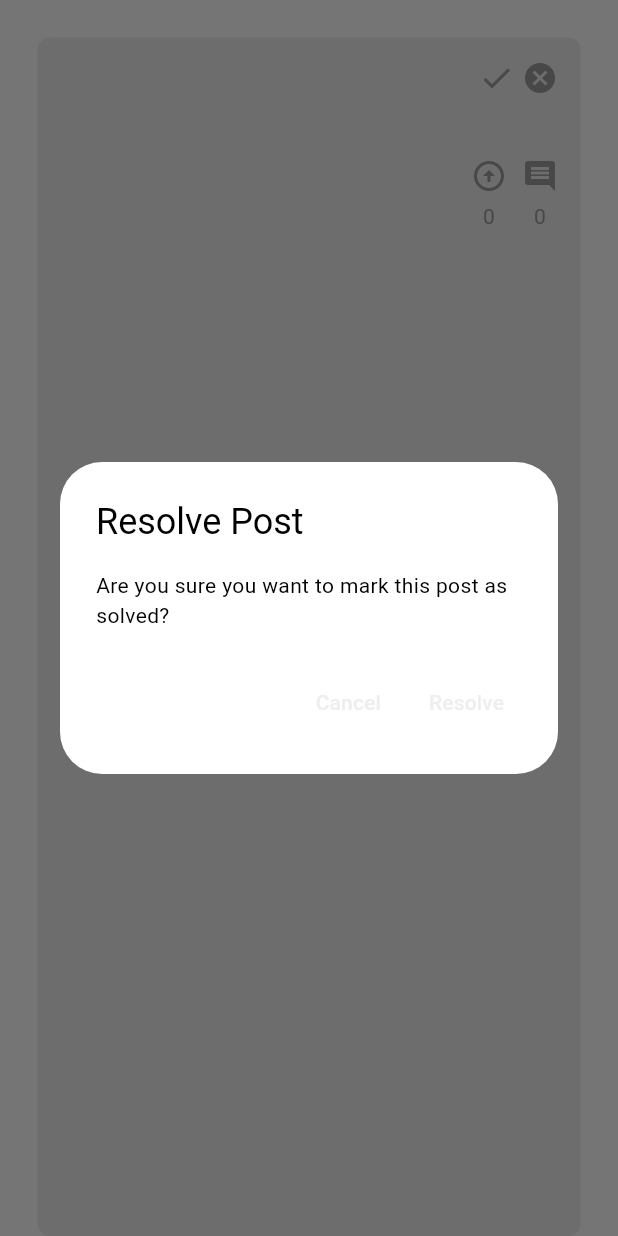
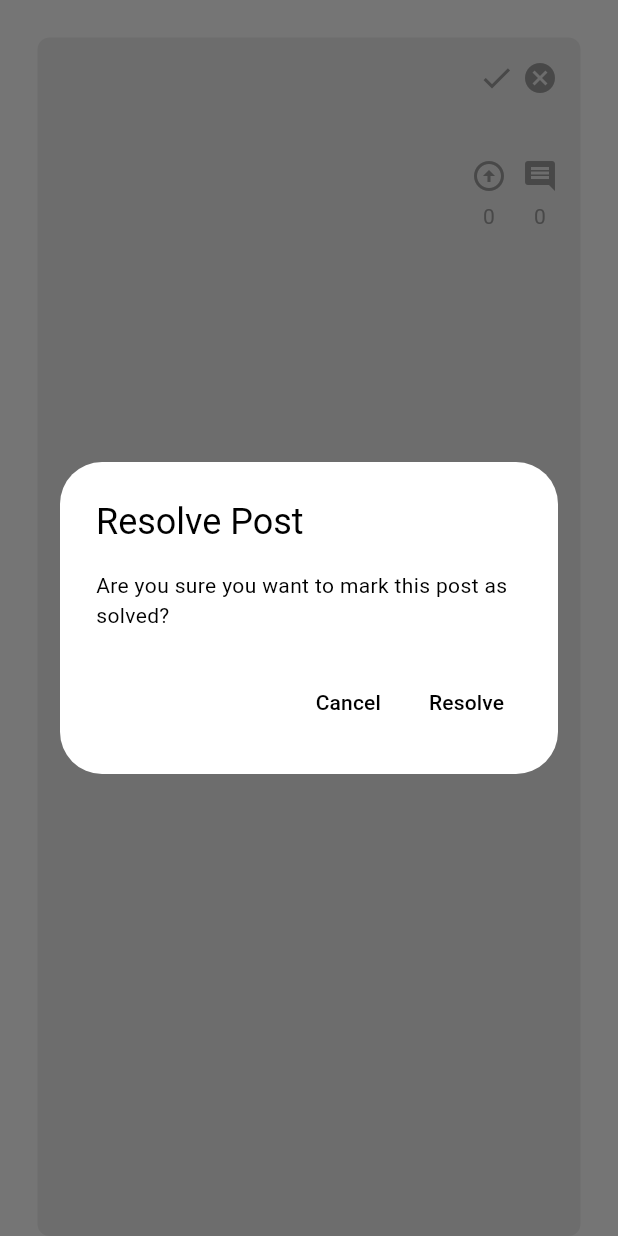
Before and after one commit to Gaurishh/flutter_nitd-codes-app, a Flutter app: the WallPost widget shown alone on an empty page, opened directly with empty values, after a tap on the "check" icon, on a phone screen of 412 x 824 dp. Run offline on Flutter 3.47's test engine with Material 3 defaults, Android fonts, the phone set to English and light mode, and no system bars; our stand-ins replace cloud_firestore, firebase_auth, firebase_core, google_sign_in; accounts and stored records are empty.

Commit message:
small change

```diff
--- a/lib/components/wall_post.dart
+++ b/lib/components/wall_post.dart
@@ -133,7 +133,9 @@ class _WallPostState extends State<WallPost> {
         actions: [
           TextButton(
               onPressed: () => Navigator.pop(context),
-              child: const Text("Cancel")),
+              child: Text("Cancel",
+                  style: TextStyle(
+                      color: Theme.of(context).colorScheme.tertiary))),
           TextButton(
               onPressed: () async {
                 // Update the 'resolved' field to true in Firestore
@@ -167,7 +169,13 @@ class _WallPostState extends State<WallPost> {
                   Navigator.pop(context);
                 });
               },
-              child: (widget.resolved ? Text("Re-open") :  Text("Resolve"))),
+              child: (widget.resolved
+                  ? Text("Re-open",
+                      style: TextStyle(
+                          color: Theme.of(context).colorScheme.tertiary))
+                  : Text("Resolve",
+                      style: TextStyle(
+                          color: Theme.of(context).colorScheme.tertiary)))),
         ],
       ),
     );
@@ -181,8 +189,11 @@ class _WallPostState extends State<WallPost> {
               content: const Text("Are you sure you want to delete this post?"),
               actions: [
                 TextButton(
-                    onPressed: () => Navigator.pop(context),
-                    child: const Text("Cancel")),
+                  onPressed: () => Navigator.pop(context),
+                  child: Text("Cancel",
+                      style: TextStyle(
+                          color: Theme.of(context).colorScheme.tertiary)),
+                ),
                 TextButton(
                     onPressed: () async {
                       final commentDocs = await FirebaseFirestore.instance
@@ -210,7 +221,9 @@ class _WallPostState extends State<WallPost> {
 
                       Navigator.pop(context);
                     },
-                    child: const Text("Delete")),
+                    child: Text("Delete",
+                        style: TextStyle(
+                            color: Theme.of(context).colorScheme.tertiary))),
               ],
             ));
   }
--- a/lib/pages/register_page.dart
+++ b/lib/pages/register_page.dart
@@ -325,7 +325,7 @@ class _RegisterPageState extends State<RegisterPage> {
                       const SizedBox(width: 4),
                       GestureDetector(
                           onTap: widget.onTap,
-                          child: Text(
+                          child: const Text(
                             "Login here",
                             style: TextStyle(
                                 fontWeight: FontWeight.bold,
```
